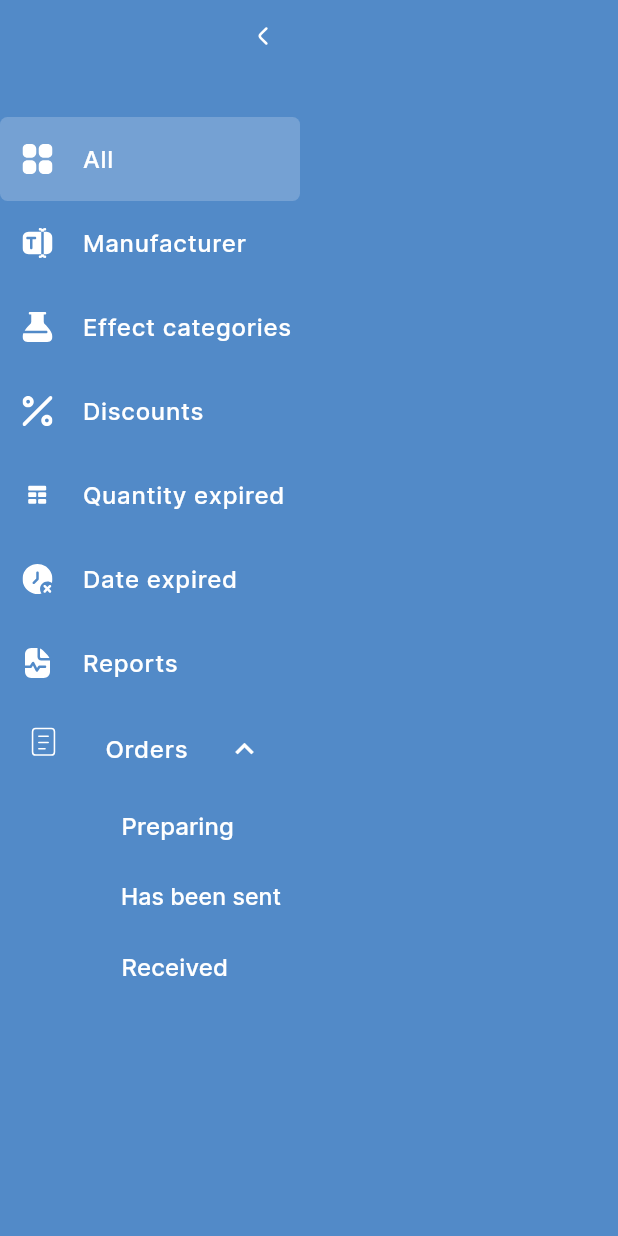
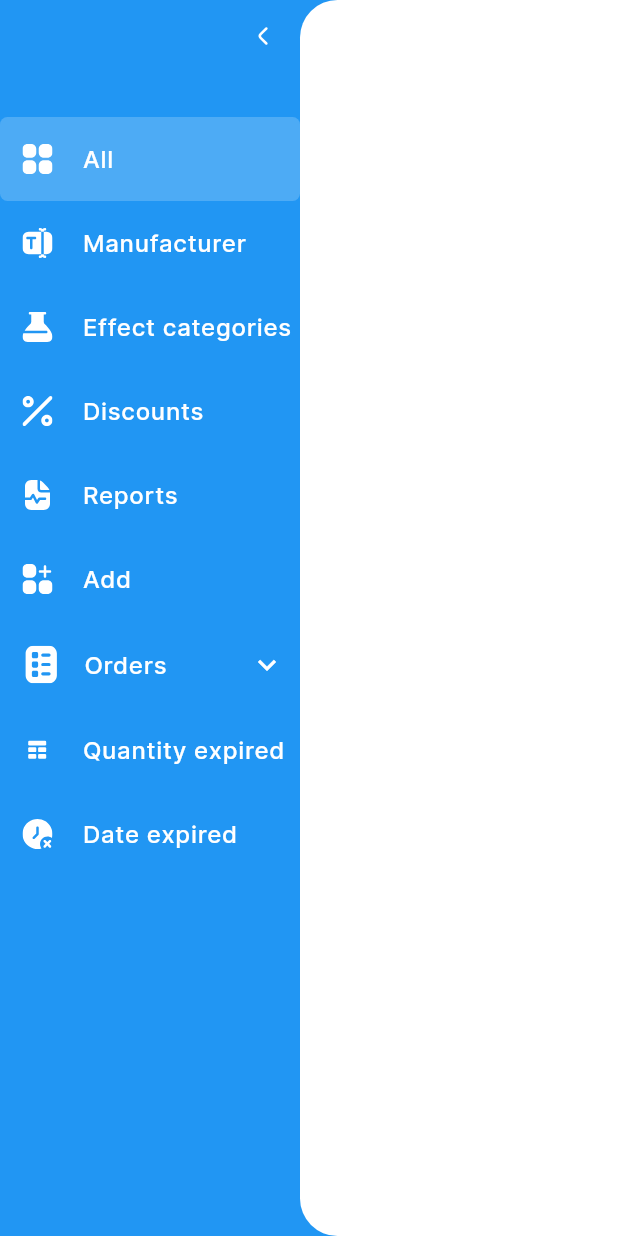
Before and after one commit to Ahmad-Nour-Haidar/pharmageddon-web, a Flutter app: the screen it shows after launch, on a phone screen of 412 x 824 dp. Run offline on Flutter 3.47's test engine with Material 3 defaults, Android fonts, the phone set to English and light mode, and no system bars; our stand-ins replace awesome_dialog, dartz, dio, flutter_bloc, flutter_otp_text_field, flutter_spinkit and 10 more; accounts and stored records are empty; project files that could hold a hidden picture were left out.

Commit message:
finish drawer

```diff
--- a/lib/core/constant/app_svg.dart
+++ b/lib/core/constant/app_svg.dart
@@ -3,6 +3,7 @@ class AppSvg {
 
   static const root = 'assets/svgs';
   static const all = '$root/all.svg';
+  static const add = '$root/apps-add.svg';
   static const arrowFillRight = '$root/arrow-fill-right.svg';
   static const arrowFillLeft = '$root/arrow-fill-left.svg';
   static const arrowLeft = '$root/arrow_left.svg';
@@ -43,4 +44,6 @@ class AppSvg {
   static const quantity = '$root/quantity.svg';
   static const timeDelete = '$root/time-delete.svg';
   static const report = '$root/report.svg';
+  static const sort = '$root/sort.svg';
+  static const ballot = '$root/ballot.svg';
 }
--- a/lib/core/constant/app_text.dart
+++ b/lib/core/constant/app_text.dart
@@ -22,10 +22,13 @@ class AppText {
   static const loginNow = 'loginNow';
   static const or = 'or';
   static const reports = 'reports';
+  static const add = 'add';
   static const orders = 'orders';
   static const preparing = 'preparing';
   static const hasBeenSent = 'hasBeenSent';
   static const received = 'received';
+  static const paid = 'paid';
+  static const unPaid = 'unPaid';
   static const thisFieldCantBeEmpty = 'thisFieldCantBeEmpty';
   static const lengthMustBeBetween = 'lengthMustBeBetween';
   static const notValid = 'notValid';
--- a/lib/core/enums/drawer_enum.dart
+++ b/lib/core/enums/drawer_enum.dart
@@ -1,13 +1,15 @@
-enum DrawerEnum {
+enum ScreenView {
   all,
   manufacturer,
-  chemistry,
-  percentage,
-  quantity,
-  category,
-  dateExpired,
+  effectCategories,
+  discounts,
+  add,
   reports,
   preparing,
   hasBeenSent,
   received,
+  paid,
+  unPaid,
+  quantityExpired,
+  dateExpired,
 }
--- a/lib/core/localization/translation.dart
+++ b/lib/core/localization/translation.dart
@@ -82,13 +82,19 @@ class MyTranslation extends Translations {
           AppText.discounts: 'Discounts',
           AppText.quantityExpired: 'Quantity expired',
           AppText.dateExpired: 'Date expired',
+          AppText.add: 'Add',
           AppText.reports: 'Reports',
           AppText.orders: 'Orders',
           AppText.hasBeenSent: 'Has been sent',
           AppText.received: 'Received',
           AppText.preparing: 'Preparing',
+          AppText.paid: 'Paid',
+          AppText.unPaid: 'Un paid',
         },
         'ar': {
+          AppText.paid: 'مدفوع',
+          AppText.unPaid: 'غير مدفوع',
+          AppText.add: 'اضافة',
           AppText.reports: 'التقارير',
           AppText.orders: 'طلبات',
           AppText.hasBeenSent: 'تم الارسال',
--- a/lib/view/screens/home_screen.dart
+++ b/lib/view/screens/home_screen.dart
@@ -1,6 +1,5 @@
 import 'package:flutter/material.dart';
 import 'package:pharmageddon_web/core/constant/app_color.dart';
-
 import '../widgets/drawer.dart';
 
 class HomeScreen extends StatelessWidget {
@@ -8,13 +7,22 @@ class HomeScreen extends StatelessWidget {
 
   @override
   Widget build(BuildContext context) {
-    return const Scaffold(
-      backgroundColor: AppColor.primaryColor,
+    return Scaffold(
+      backgroundColor: AppColor.contentColorBlue,
       body: Row(
         children: [
-          CustomDrawer(),
+          CustomDrawer(
+            onTap: (_) {},
+          ),
           Expanded(
-            child: SizedBox(),
+            child: Container(
+              decoration: const BoxDecoration(
+                  color: AppColor.white,
+                  borderRadius: BorderRadius.only(
+                    topLeft: Radius.circular(25),
+                    bottomLeft: Radius.circular(25),
+                  )),
+            ),
           ),
         ],
       ),
--- a/lib/view/widgets/drawer.dart
+++ b/lib/view/widgets/drawer.dart
@@ -11,7 +11,12 @@ import '../../core/constant/app_svg.dart';
 import 'drawer/Custom_drawer_item.dart';
 
 class CustomDrawer extends StatefulWidget {
-  const CustomDrawer({super.key});
+  const CustomDrawer({
+    super.key,
+    required this.onTap,
+  });
+
+  final void Function(ScreenView value) onTap;
 
   @override
   State<CustomDrawer> createState() => _CustomDrawerState();
@@ -19,20 +24,25 @@ class CustomDrawer extends StatefulWidget {
 
 class _CustomDrawerState extends State<CustomDrawer> {
   var isOpen = true;
-  var _currentScreen = DrawerEnum.all;
+
+  var _currentScreen = ScreenView.all;
   static const _iconSize = 20.0;
 
-  void changeScreen(DrawerEnum value) {
+  void changeScreen(ScreenView value) {
+    if (_currentScreen == value) return;
     setState(() {
       _currentScreen = value;
       printme.cyan(value);
     });
+    widget.onTap(_currentScreen);
   }
 
   bool get isOrderSelected {
-    return _currentScreen == DrawerEnum.preparing ||
-        _currentScreen == DrawerEnum.hasBeenSent ||
-        _currentScreen == DrawerEnum.received;
+    return _currentScreen == ScreenView.preparing ||
+        _currentScreen == ScreenView.hasBeenSent ||
+        _currentScreen == ScreenView.paid ||
+        _currentScreen == ScreenView.unPaid ||
+        _currentScreen == ScreenView.received;
   }
 
   void openCloseDrawer() {
@@ -45,7 +55,7 @@ class _CustomDrawerState extends State<CustomDrawer> {
   Widget build(BuildContext context) {
     return SizedBox(
       width: isOpen ? 200 : 75,
-      child: Column(
+      child: ListView(
         children: [
           Align(
             alignment: Alignment.topRight,
@@ -66,87 +76,84 @@ class _CustomDrawerState extends State<CustomDrawer> {
             isOpen: isOpen,
             title: AppText.all.tr,
             iconPath: AppSvg.all,
-            onTap: () => changeScreen(DrawerEnum.all),
-            isSelected: _currentScreen == DrawerEnum.all,
+            onTap: () => changeScreen(ScreenView.all),
+            isSelected: _currentScreen == ScreenView.all,
           ),
           CustomDrawerItem(
             isOpen: isOpen,
             title: AppText.manufacturer.tr,
             iconPath: AppSvg.text,
-            onTap: () => changeScreen(DrawerEnum.manufacturer),
-            isSelected: _currentScreen == DrawerEnum.manufacturer,
+            onTap: () => changeScreen(ScreenView.manufacturer),
+            isSelected: _currentScreen == ScreenView.manufacturer,
           ),
           CustomDrawerItem(
             isOpen: isOpen,
             title: AppText.effectCategories.tr,
             iconPath: AppSvg.chemistry,
-            onTap: () => changeScreen(DrawerEnum.chemistry),
-            isSelected: _currentScreen == DrawerEnum.chemistry,
+            onTap: () => changeScreen(ScreenView.effectCategories),
+            isSelected: _currentScreen == ScreenView.effectCategories,
           ),
           CustomDrawerItem(
             isOpen: isOpen,
             title: AppText.discounts.tr,
             iconPath: AppSvg.percentage,
-            onTap: () => changeScreen(DrawerEnum.percentage),
-            isSelected: _currentScreen == DrawerEnum.percentage,
-          ),
-          CustomDrawerItem(
-            isOpen: isOpen,
-            title: AppText.quantityExpired.tr,
-            iconPath: AppSvg.quantity,
-            onTap: () => changeScreen(DrawerEnum.quantity),
-            isSelected: _currentScreen == DrawerEnum.quantity,
-          ),
-          CustomDrawerItem(
-            isOpen: isOpen,
-            title: AppText.dateExpired.tr,
-            iconPath: AppSvg.timeDelete,
-            onTap: () => changeScreen(DrawerEnum.dateExpired),
-            isSelected: _currentScreen == DrawerEnum.dateExpired,
+            onTap: () => changeScreen(ScreenView.discounts),
+            isSelected: _currentScreen == ScreenView.discounts,
           ),
           CustomDrawerItem(
             isOpen: isOpen,
             title: AppText.reports.tr,
             iconPath: AppSvg.report,
-            onTap: () => changeScreen(DrawerEnum.reports),
-            isSelected: _currentScreen == DrawerEnum.reports,
+            onTap: () => changeScreen(ScreenView.reports),
+            isSelected: _currentScreen == ScreenView.reports,
           ),
-          Container(
-            decoration: BoxDecoration(
-              color: isOrderSelected ? AppColor.white.withOpacity(.2) : null,
-              borderRadius: BorderRadius.circular(5),
+          CustomDrawerItem(
+            isOpen: isOpen,
+            title: AppText.add.tr,
+            iconPath: AppSvg.add,
+            onTap: () => changeScreen(ScreenView.add),
+            isSelected: _currentScreen == ScreenView.add,
           ),
-            child: Row(
-              crossAxisAlignment: CrossAxisAlignment.start,
-              children: [
-                const Gap(5),
-                IconButton(
-                  onPressed: () {
-                    setState(() {
-                      isOpen = true;
-                      _currentScreen = DrawerEnum.preparing;
-                    });
-                  },
-                  icon: const SvgImage(
-                    path: AppSvg.order,
+          if (!isOpen)
+            ListTile(
+              tileColor:
+                  isOrderSelected ? AppColor.white.withOpacity(0.2) : null,
+              leading: const SvgImage(
+                path: AppSvg.ballot,
                 color: AppColor.white,
                 size: 25,
               ),
+              onTap: () {
+                setState(() {
+                  isOpen = true;
+                });
+                changeScreen(ScreenView.preparing);
+              },
             ),
           if (isOpen)
-                  Expanded(
-                    child: ExpansionTile(
-                      initiallyExpanded: true,
-                      childrenPadding: const EdgeInsets.only(left: 15),
-                      shape: const RoundedRectangleBorder(
-                        side: BorderSide(color: AppColor.transparent),
+            ExpansionTile(
+              collapsedBackgroundColor:
+                  isOrderSelected ? AppColor.white.withOpacity(0.2) : null,
+              backgroundColor:
+                  isOrderSelected ? AppColor.white.withOpacity(0.2) : null,
+              initiallyExpanded: isOrderSelected,
+              childrenPadding: const EdgeInsets.only(left: 45),
+              tilePadding: const EdgeInsets.only(left: 15, right: 10),
+              shape: RoundedRectangleBorder(
+                borderRadius: BorderRadius.circular(5),
+                side: const BorderSide(color: AppColor.transparent),
               ),
               textColor: AppColor.white,
               collapsedTextColor: AppColor.white,
               collapsedIconColor: AppColor.white,
               iconColor: AppColor.white,
+              leading: const SvgImage(
+                path: AppSvg.ballot,
+                color: AppColor.white,
+                size: 25,
+              ),
               title: Text(
-                        AppText.orders.tr,
+                isOpen ? AppText.orders.tr : '',
                 style: AppTextTheme.f16w500white,
               ),
               expandedAlignment: Alignment.centerLeft,
@@ -154,25 +161,40 @@ class _CustomDrawerState extends State<CustomDrawer> {
               children: [
                 CustomTextButtonDrawer(
                   text: AppText.preparing.tr,
-                          onTap: () => changeScreen(DrawerEnum.preparing),
-                          isSelected: _currentScreen == DrawerEnum.preparing,
+                  onTap: () => changeScreen(ScreenView.preparing),
+                  isSelected: _currentScreen == ScreenView.preparing,
                 ),
                 CustomTextButtonDrawer(
                   text: AppText.hasBeenSent.tr,
-                          onTap: () => changeScreen(DrawerEnum.hasBeenSent),
-                          isSelected: _currentScreen == DrawerEnum.hasBeenSent,
+                  onTap: () => changeScreen(ScreenView.hasBeenSent),
+                  isSelected: _currentScreen == ScreenView.hasBeenSent,
                 ),
                 CustomTextButtonDrawer(
-                          text: AppText.received.tr,
-                          onTap: () => changeScreen(DrawerEnum.received),
-                          isSelected: _currentScreen == DrawerEnum.received,
+                  text: AppText.paid.tr,
+                  onTap: () => changeScreen(ScreenView.paid),
+                  isSelected: _currentScreen == ScreenView.paid,
+                ),
+                CustomTextButtonDrawer(
+                  text: AppText.unPaid.tr,
+                  onTap: () => changeScreen(ScreenView.unPaid),
+                  isSelected: _currentScreen == ScreenView.unPaid,
                 ),
               ],
             ),
+          CustomDrawerItem(
+            isOpen: isOpen,
+            title: AppText.quantityExpired.tr,
+            iconPath: AppSvg.quantity,
+            onTap: () => changeScreen(ScreenView.quantityExpired),
+            isSelected: _currentScreen == ScreenView.quantityExpired,
           ),
-              ],
+          CustomDrawerItem(
+            isOpen: isOpen,
+            title: AppText.dateExpired.tr,
+            iconPath: AppSvg.timeDelete,
+            onTap: () => changeScreen(ScreenView.dateExpired),
+            isSelected: _currentScreen == ScreenView.dateExpired,
           ),
-          )
         ],
       ),
     );
```
Also changed, not shown: assets/svgs/apps-add.svg (added), assets/svgs/ballot.svg (added), assets/svgs/sort.svg (added). Lines whose indentation alone changed are shown as unchanged.
